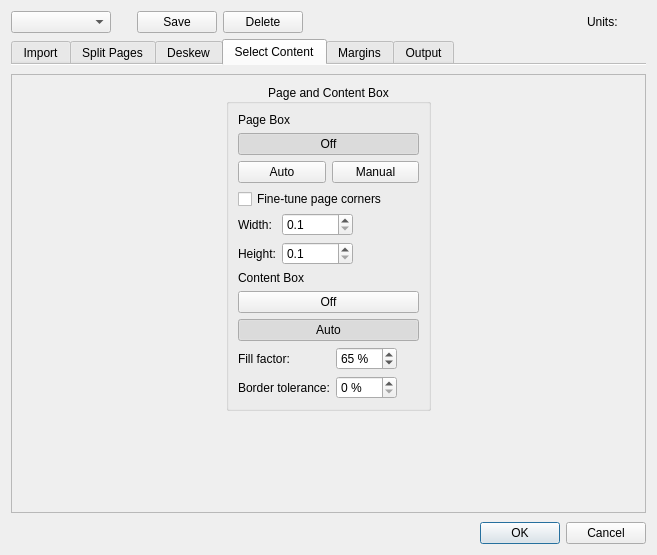
Before: the Qt Designer form src/app/DefaultParamsDialog.ui in 2ndmax/scantailor-ocr, drawn with Qt 5.
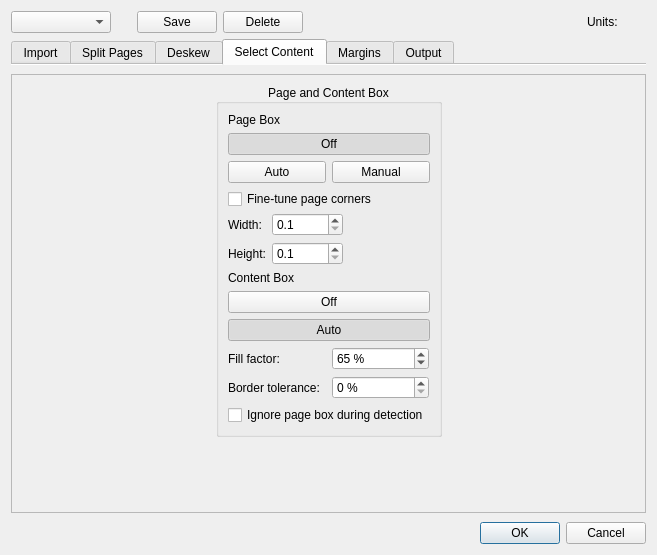
After: the same form once the commit is applied. The open tabs and pages were chosen to show the change. Icons and pictures are not drawn. Custom widgets are drawn as their Qt base class.

Commit message:
select_content: option to detect content independently of the page box
Masking everything outside the page box removes text that touches it
together with the border. The new option skips the mask; the content box
is still clipped to the page box. Adopted from ScanTailor Advanced PR #182.

What changed in the file:
```diff
--- a/src/app/DefaultParamsDialog.ui
+++ b/src/app/DefaultParamsDialog.ui
@@ -1275,6 +1275,16 @@
                         </property>
                        </widget>
                       </item>
+                      <item row="2" column="0" colspan="2">
+                       <widget class="QCheckBox" name="ignorePageBoxCB">
+                        <property name="toolTip">
+                         <string>Search for content in the whole image, not only inside the page box. Helps when text close to the edge of the page box is not detected. The content box still stays inside the page box.</string>
+                        </property>
+                        <property name="text">
+                         <string>Ignore page box during detection</string>
+                        </property>
+                       </widget>
+                      </item>
                      </layout>
                     </item>
                     <item>
```
The commit also changes 9 other files.
